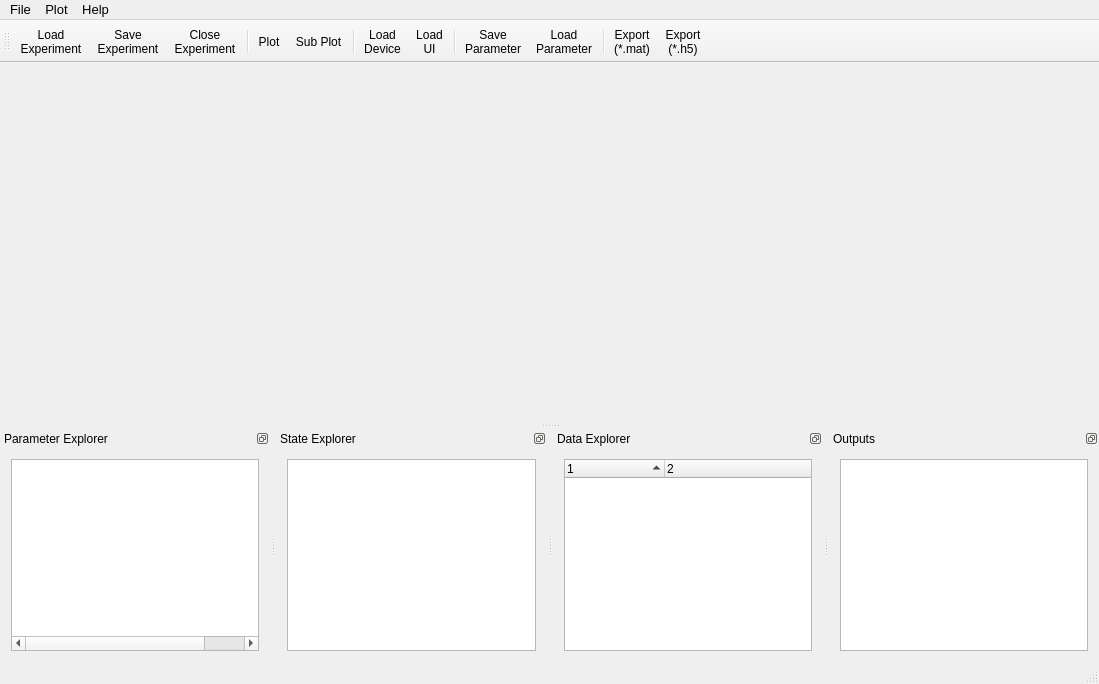
Before: the Qt Designer form mainwindow.ui in ConverterLabs/LabAnalyser, drawn with Qt 5.
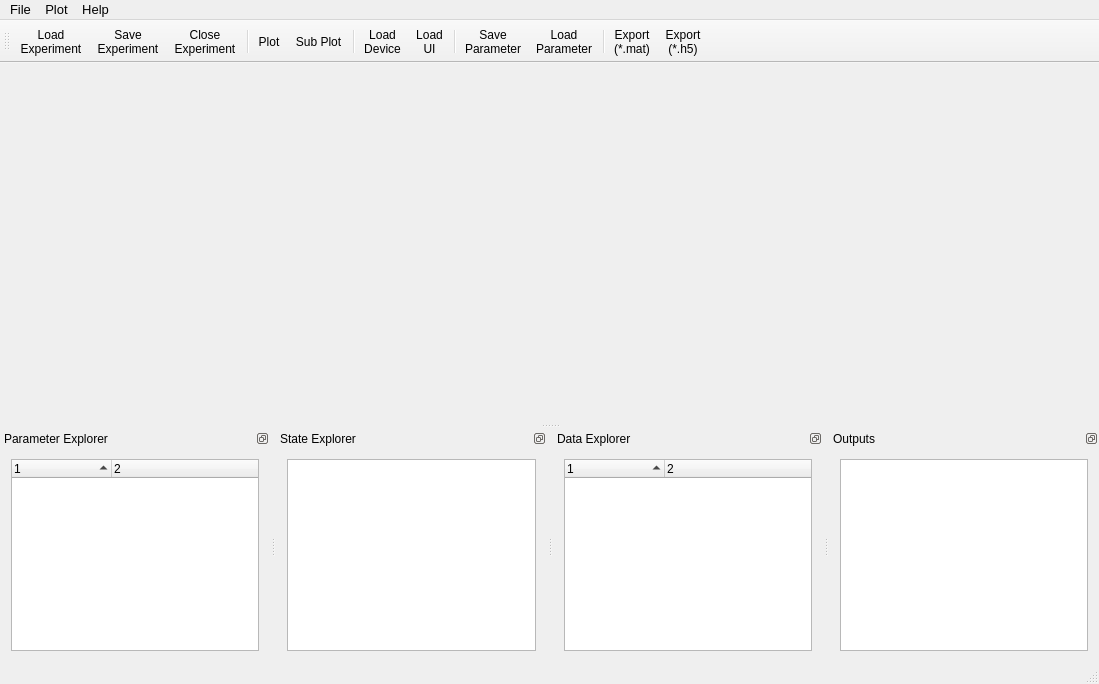
After: the same form once the commit is applied. Icons and pictures are not drawn. Custom widgets are drawn as their Qt base class.

```diff
--- a/mainwindow.ui
+++ b/mainwindow.ui
@@ -201,10 +201,10 @@
         <bool>false</bool>
        </property>
        <property name="columnCount">
-        <number>3</number>
+        <number>2</number>
        </property>
        <attribute name="headerVisible">
-        <bool>false</bool>
+        <bool>true</bool>
        </attribute>
        <attribute name="headerCascadingSectionResizes">
         <bool>true</bool>
@@ -228,11 +228,6 @@
          <string notr="true">2</string>
         </property>
        </column>
-       <column>
-        <property name="text">
-         <string notr="true">3</string>
-        </property>
-       </column>
       </widget>
      </item>
     </layout>
```
